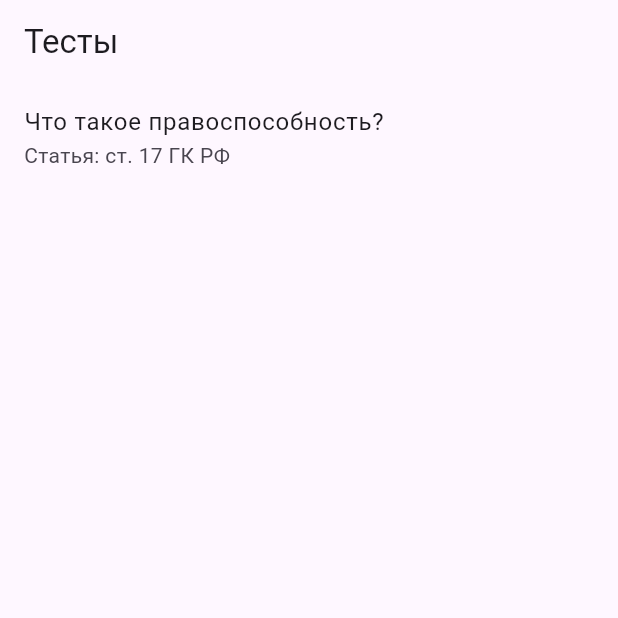
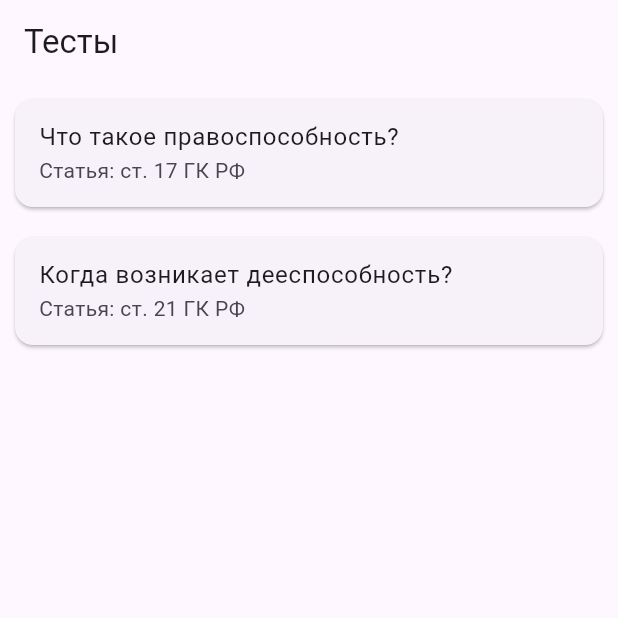
Before and after one commit to Jastline/mylawyer, a Flutter app: the screen it shows after launch, on a phone screen of 412 x 824 dp, the top half of it. Run offline on Flutter 3.47's test engine with Material 3 defaults, Android fonts, the phone set to English and light mode, and no system bars.

Commit message:
Переструктурирование (всё ещё тест)
Вместо 1 идёт сразу два теста + у ведомление

```diff
--- a/lib/main.dart
+++ b/lib/main.dart
@@ -1,77 +1,19 @@
 import 'package:flutter/material.dart';
-import 'test_model.dart';
-import 'db_helper.dart';
+import 'screens/tests_screen.dart';
 
-void main() async {
-  WidgetsFlutterBinding.ensureInitialized();
-
-  final db = DBHelper();
-  final existing = await db.getTests();
-  if (existing.isEmpty) {
-    await db.insertTest(TestModel(
-      question: 'Что такое правоспособность?',
-      options: ['Способность иметь права', 'Способность их исполнять', 'Обязанность соблюдать закон'],
-      correctIndex: 0,
-      lawReference: 'ст. 17 ГК РФ',
-    ));
-  }
-
+void main() {
   runApp(const MyApp());
 }
 
 class MyApp extends StatelessWidget {
   const MyApp({super.key});
+
   @override
   Widget build(BuildContext context) {
     return MaterialApp(
       title: 'MyLawyer',
       theme: ThemeData(primarySwatch: Colors.indigo),
-      home: const TestsScreen(),
+      home: TestsScreen(),
     );
   }
 }
-
-class TestsScreen extends StatefulWidget {
-  const TestsScreen({super.key});
-  @override
-  State<TestsScreen> createState() => _TestsScreenState();
-}
-
-class _TestsScreenState extends State<TestsScreen> {
-  List<TestModel> _tests = [];
-  bool _isLoading = true;
-
-  @override
-  void initState() {
-    super.initState();
-    _loadTests();
-  }
-
-  Future<void> _loadTests() async {
-    final db = DBHelper();
-    final data = await db.getTests();
-    setState(() {
-      _tests = data;
-      _isLoading = false;
-    });
-  }
-
-  @override
-  Widget build(BuildContext context) {
-    return Scaffold(
-      appBar: AppBar(title: const Text('Тесты')),
-      body: _isLoading
-          ? const Center(child: CircularProgressIndicator())
-          : ListView.builder(
-        itemCount: _tests.length,
-        itemBuilder: (context, index) {
-          final test = _tests[index];
-          return ListTile(
-            title: Text(test.question),
-            subtitle: Text('Статья: ${test.lawReference}'),
-          );
-        },
-      ),
-    );
-  }
-}
--- /dev/null
+++ b/lib/models/test_model.dart
@@ -0,0 +1,13 @@
+class TestModel {
+  final String question;
+  final List<String> options;
+  final int correctIndex;
+  final String lawReference;
+
+  TestModel({
+    required this.question,
+    required this.options,
+    required this.correctIndex,
+    required this.lawReference,
+  });
+}
--- /dev/null
+++ b/lib/screens/tests_screen.dart
@@ -0,0 +1,44 @@
+import 'package:flutter/material.dart';
+import '../models/test_model.dart';
+
+class TestsScreen extends StatelessWidget {
+  final List<TestModel> tests = [
+    TestModel(
+      question: 'Что такое правоспособность?',
+      options: ['Способность иметь права', 'Способность их исполнять', 'Обязанность соблюдать закон'],
+      correctIndex: 0,
+      lawReference: 'ст. 17 ГК РФ',
+    ),
+    TestModel(
+      question: 'Когда возникает дееспособность?',
+      options: ['С рождения', 'С 14 лет', 'С 18 лет'],
+      correctIndex: 2,
+      lawReference: 'ст. 21 ГК РФ',
+    ),
+  ];
+
+  @override
+  Widget build(BuildContext context) {
+    return Scaffold(
+      appBar: AppBar(title: const Text('Тесты')),
+      body: ListView.builder(
+        itemCount: tests.length,
+        itemBuilder: (context, index) {
+          final test = tests[index];
+          return Card(
+            margin: const EdgeInsets.all(10),
+            child: ListTile(
+              title: Text(test.question),
+              subtitle: Text('Статья: ${test.lawReference}'),
+              onTap: () {
+                ScaffoldMessenger.of(context).showSnackBar(
+                  SnackBar(content: Text('Вы выбрали: ${test.question}')),
+                );
+              },
+            ),
+          );
+        },
+      ),
+    );
+  }
+}
--- a/lib/test_model.dart
+++ /dev/null
@@ -1,35 +0,0 @@
-class TestModel {
-  final int? id;
-  final String question;
-  final List<String> options;
-  final int correctIndex;
-  final String lawReference;
-
-  TestModel({
-    this.id,
-    required this.question,
-    required this.options,
-    required this.correctIndex,
-    required this.lawReference,
-  });
-
-  Map<String, dynamic> toMap() {
-    return {
-      'id': id,
-      'question': question,
-      'options': options.join('|'),
-      'correctIndex': correctIndex,
-      'lawReference': lawReference,
-    };
-  }
-
-  factory TestModel.fromMap(Map<String, dynamic> map) {
-    return TestModel(
-      id: map['id'],
-      question: map['question'],
-      options: (map['options'] as String).split('|'),
-      correctIndex: map['correctIndex'],
-      lawReference: map['lawReference'],
-    );
-  }
-}
```
Also changed, not shown: lib/db_helper.dart (deleted, +0 -42 lines).
